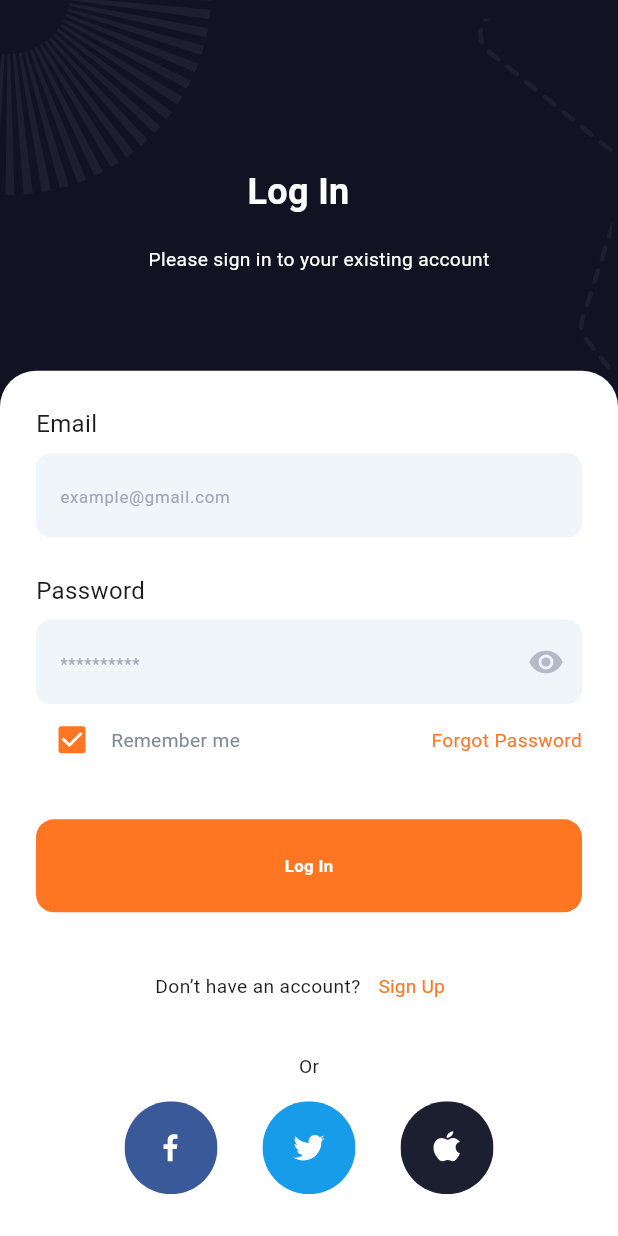
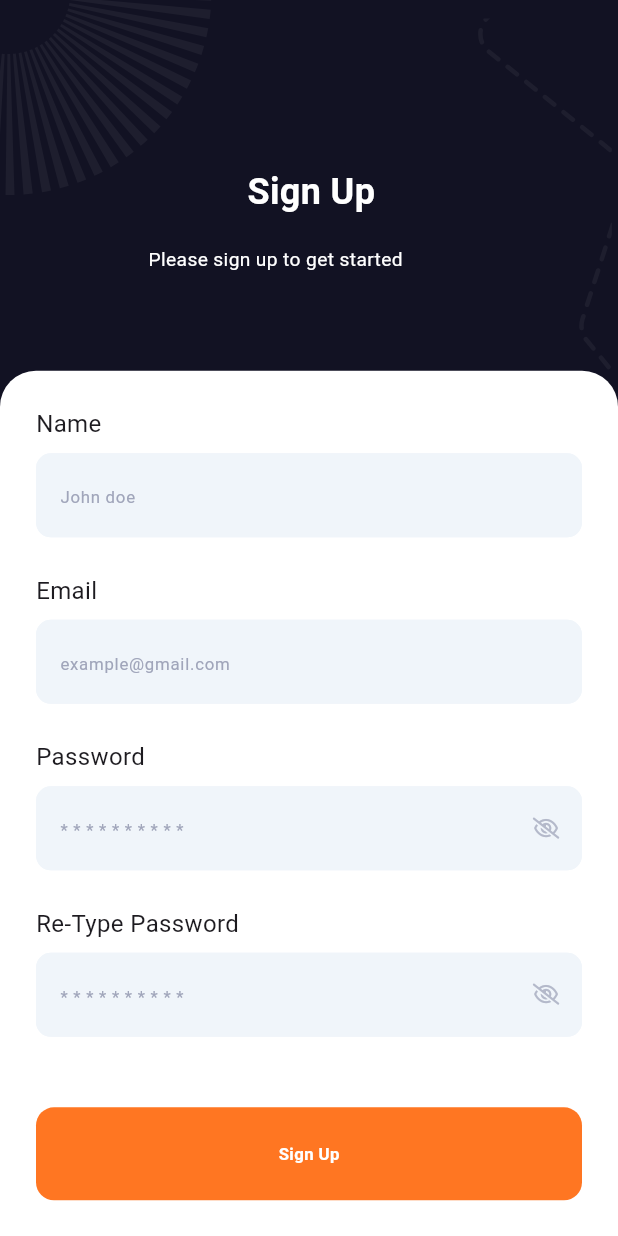
Before and after one commit to muhamedkhaled-1/food_app, a Flutter app: the LoginPageView screen opened by its route, after a tap on "Sign Up", on a phone screen of 412 x 824 dp. Run offline on Flutter 3.47's test engine with Material 3 defaults, Android fonts, the phone set to English and light mode, and no system bars; our stand-ins replace dots_indicator, flutter_svg, font_awesome_flutter, shared_preferences; accounts and stored records are empty.

Commit message:
Sign Up page Ui

```diff
--- a/lib/core/helper_function/on_genrated_routes.dart
+++ b/lib/core/helper_function/on_genrated_routes.dart
@@ -1,6 +1,7 @@
 import 'package:flutter/cupertino.dart';
 import 'package:flutter/material.dart';
 import 'package:food_app/mobile_layout/features/auth/presentation/views/login_page_view.dart';
+import 'package:food_app/mobile_layout/features/auth/presentation/views/sign_up_view.dart';
 import 'package:food_app/mobile_layout/features/on_boarding/presentation/views/on_boarding_view.dart';
 import 'package:food_app/mobile_layout/features/on_boarding/presentation/views/widgets/on_boarding_view_body2.dart';
 import 'package:food_app/responsive_widgets/dashboard_view.dart';
@@ -18,6 +19,8 @@ Route<dynamic>onGenrateRoute(RouteSettings setting){
       return MaterialPageRoute(builder: (context) => const OnBoardingView());
     case LoginPageView.routeName:
       return MaterialPageRoute(builder: (context) => const LoginPageView());
+    case SignUpView.routeName:
+      return MaterialPageRoute(builder: (context) => const SignUpView());
     default:
       return MaterialPageRoute(builder: (context) => const Scaffold());
   }
--- /dev/null
+++ b/lib/mobile_layout/features/auth/presentation/views/sign_up_view.dart
@@ -0,0 +1,15 @@
+import 'package:flutter/cupertino.dart';
+import 'package:flutter/material.dart';
+import 'package:food_app/mobile_layout/features/auth/presentation/views/widgets/sign_up_view_body.dart';
+
+class SignUpView extends StatelessWidget {
+  const SignUpView({super.key});
+  static const routeName='signUp';
+  @override
+  Widget build(BuildContext context) {
+    return Scaffold(
+      backgroundColor: Color(0xff121223),
+      body: SignUpViewBody(),
+    );
+  }
+}
--- /dev/null
+++ b/lib/mobile_layout/features/auth/presentation/views/widgets/container_custom_padding.dart
@@ -0,0 +1,13 @@
+import 'package:flutter/cupertino.dart';
+
+class ContainerCustomPadding extends StatelessWidget {
+  const ContainerCustomPadding({super.key, required this.child});
+  final Widget child;
+  @override
+  Widget build(BuildContext context) {
+    return Padding(
+        padding: const EdgeInsets.only(top: 24, left: 24, right: 24),
+    child:child ,
+    );
+  }
+}
--- a/lib/mobile_layout/features/auth/presentation/views/widgets/dont_have_account.dart
+++ b/lib/mobile_layout/features/auth/presentation/views/widgets/dont_have_account.dart
@@ -1,5 +1,6 @@
 import 'package:flutter/cupertino.dart';
 import 'package:flutter/material.dart';
+import 'package:food_app/mobile_layout/features/auth/presentation/views/sign_up_view.dart';
 
 import '../../../../../../constants.dart';
 import '../../../../../../utils/text_styles.dart';
@@ -14,7 +15,11 @@ class DontHaveAccount extends StatelessWidget {
       children: [
         Text('Don’t have an account?',style: AppTextStyles.styleRegular16,),
         SizedBox(height: 11,),
-        TextButton(onPressed: (){}, child: Text('Sign Up',style: AppTextStyles.styleRegular16.copyWith(color: KprimaryColor),))
+        TextButton(
+            onPressed: (){
+              Navigator.pushNamed(context,SignUpView.routeName);
+            },
+            child: Text('Sign Up',style: AppTextStyles.styleRegular16.copyWith(color: KprimaryColor),))
       ],
     );
   }
--- a/lib/mobile_layout/features/auth/presentation/views/widgets/login_page_view_body.dart
+++ b/lib/mobile_layout/features/auth/presentation/views/widgets/login_page_view_body.dart
@@ -3,6 +3,7 @@ import 'package:flutter/material.dart';
 import 'package:food_app/constants.dart';
 import 'package:food_app/mobile_layout/features/auth/presentation/views/widgets/auth_container.dart';
 import 'package:food_app/mobile_layout/features/auth/presentation/views/widgets/auth_header.dart';
+import 'package:food_app/mobile_layout/features/auth/presentation/views/widgets/container_custom_padding.dart';
 import 'package:food_app/mobile_layout/features/auth/presentation/views/widgets/dont_have_account.dart';
 import 'package:food_app/mobile_layout/features/auth/presentation/views/widgets/layout_text_form_field.dart';
 import 'package:food_app/mobile_layout/features/auth/presentation/views/widgets/remember_me_list_tile.dart';
@@ -21,8 +22,7 @@ class LoginPageViewBody extends StatelessWidget {
       children: [
         AuthHeader(title: 'Log In', subTitle: 'Please sign in to your existing account'),
         AuthContainer(
-          child: Padding(
-            padding: const EdgeInsets.only(top: 24, left: 24, right: 24),
+          child: ContainerCustomPadding(
             child: Column(
               crossAxisAlignment: CrossAxisAlignment.start,
               children: [
@@ -35,7 +35,7 @@ class LoginPageViewBody extends StatelessWidget {
                   height: 24,
                 ),
                 LayoutTextFormField(
-                  hintText: '**********',
+                  hintText: '* * * * * * * * * *',
                   keyboardType: TextInputType.visiblePassword,
                   headerText: 'Password',
                   suffixIcon: IconButton(onPressed: (){}, icon: Icon(Icons.remove_red_eye,color: Color(0xffB4B9CA),)),
--- /dev/null
+++ b/lib/mobile_layout/features/auth/presentation/views/widgets/sign_up_view_body.dart
@@ -0,0 +1,58 @@
+import 'package:flutter/cupertino.dart';
+import 'package:flutter/material.dart';
+import 'package:font_awesome_flutter/font_awesome_flutter.dart';
+import 'package:food_app/mobile_layout/features/auth/presentation/views/widgets/auth_container.dart';
+import 'package:food_app/mobile_layout/features/auth/presentation/views/widgets/auth_header.dart';
+import 'package:food_app/mobile_layout/features/auth/presentation/views/widgets/container_custom_padding.dart';
+import 'package:food_app/mobile_layout/features/auth/presentation/views/widgets/layout_text_form_field.dart';
+import 'package:food_app/mobile_layout/features/auth/presentation/views/widgets/scrollable_widget.dart';
+import 'package:food_app/mobile_layout/features/on_boarding/presentation/views/widgets/custom_button.dart';
+
+class SignUpViewBody extends StatelessWidget {
+  const SignUpViewBody({super.key});
+
+  @override
+  Widget build(BuildContext context) {
+    return CustomScrollableWidget(
+      child: Column(
+        children: [
+          AuthHeader(title: 'Sign Up', subTitle: 'Please sign up to get started'),
+          AuthContainer(
+            child: ContainerCustomPadding(
+              child: Column(
+                children: [
+                  LayoutTextFormField(
+                      hintText: 'John doe',
+                      keyboardType: TextInputType.name,
+                      headerText: 'Name'),
+                  SizedBox(height: 24,),
+                  LayoutTextFormField(
+                      hintText: 'example@gmail.com',
+                      keyboardType: TextInputType.emailAddress,
+                      headerText: 'Email'),
+                  SizedBox(height: 24,),
+                  LayoutTextFormField(
+                      hintText: '* * * * * * * * * *',
+                      keyboardType: TextInputType.visiblePassword,
+                      headerText: 'Password',
+                    suffixIcon: IconButton(onPressed: (){}, icon: FaIcon(FontAwesomeIcons.eyeSlash,size: 14,),color: Color(0xffB4B9CA),)),
+                  SizedBox(height: 24,),
+                  LayoutTextFormField(
+                    hintText: '* * * * * * * * * *',
+                    keyboardType: TextInputType.visiblePassword,
+                    headerText: 'Re-Type Password',
+                    suffixIcon: IconButton(onPressed: (){}, icon:  FaIcon(FontAwesomeIcons.eyeSlash,size: 14,),color: Color(0xffB4B9CA),)),
+                  SizedBox(height: 47,),
+                  SizedBox(
+                      width: double.infinity,
+                      child: CustomButton(onTap: (){}, text: 'Sign Up'))
+
+                ],
+              ),
+            ),
+          )
+        ],
+      ),
+    );
+  }
+}
--- a/pubspec.yaml
+++ b/pubspec.yaml
@@ -37,6 +37,7 @@ dependencies:
   flutter_svg: ^2.2.0
   dots_indicator: ^4.0.1
   shared_preferences: ^2.5.3
+  font_awesome_flutter: ^10.8.0
 
 dev_dependencies:
   flutter_test:
```
Also changed, not shown: pubspec.lock.
